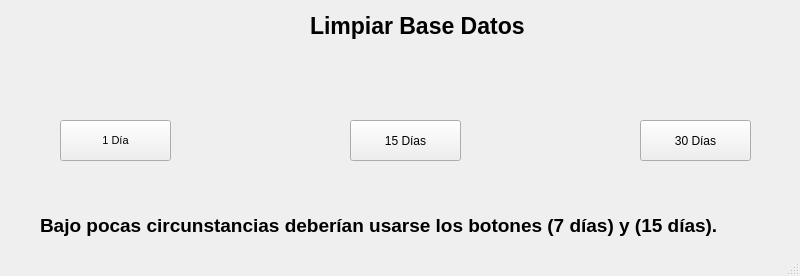
The window that UI/mantenimiento_base_datos.ui (adriii0104/loteria_sistema) describes before a commit, drawn with Qt 5.
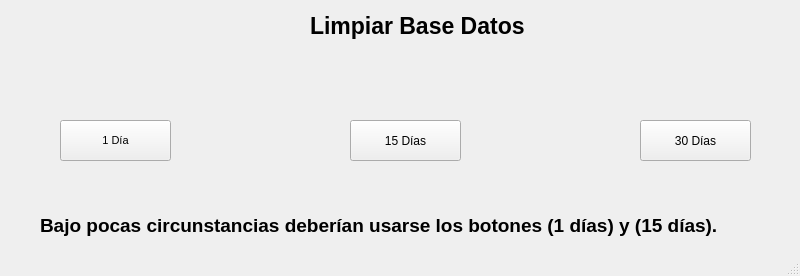
The same window after the commit.

Patch:
```diff
--- a/UI/mantenimiento_base_datos.ui
+++ b/UI/mantenimiento_base_datos.ui
@@ -95,7 +95,7 @@
      </font>
     </property>
     <property name="text">
-     <string>Bajo pocas circunstancias deberían usarse los botones (7 días) y (15 días).</string>
+     <string>Bajo pocas circunstancias deberían usarse los botones (1 días) y (15 días).</string>
     </property>
    </widget>
   </widget>
```
